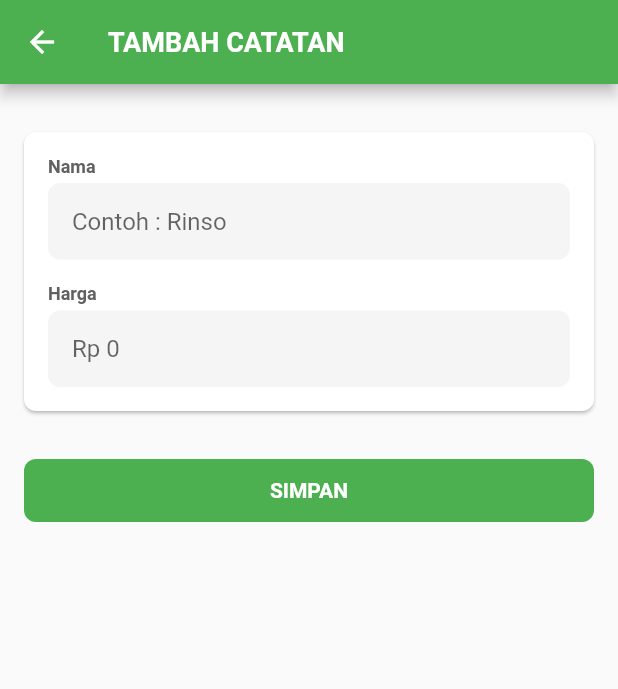
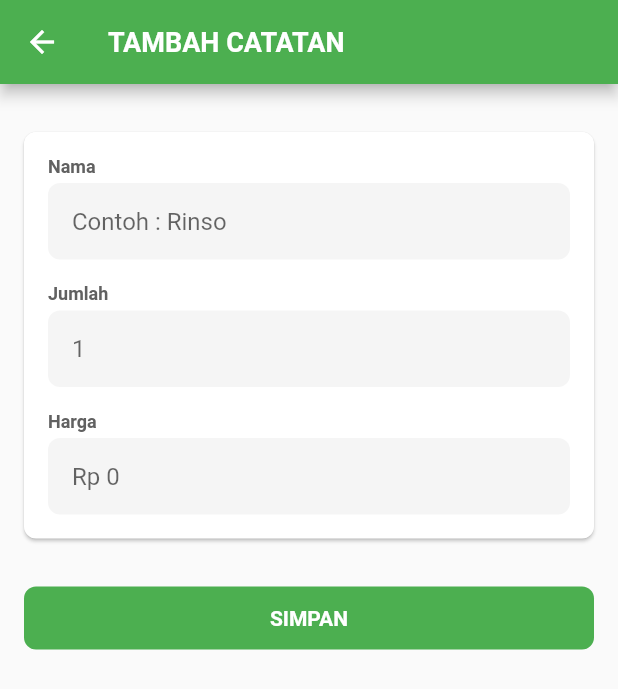
Before and after one commit to pristyan/ibu_negara, a Flutter app: the ShoppingPage screen opened by its route, on a phone screen of 412 x 824 dp. Shown: the top 689 px of the screen. Run offline on Flutter 3.47's test engine with Material 2 defaults, Android fonts, the light colour scheme and no system bars; our stand-ins replace flutter_money_formatter, fluttertoast, shared_preferences; accounts and stored records are empty; generated files the repository leaves out were written again.

Commit message:
add amount

```diff
--- a/lib/data/request/ShoppingRequest.dart
+++ b/lib/data/request/ShoppingRequest.dart
@@ -4,12 +4,14 @@ class ShoppingRequest {
   int id;
   String name;
   String price;
+  int amount;
   bool isChecked;
 
   ShoppingRequest({
     this.id,
     this.name,
     this.price,
+    this.amount,
     this.isChecked,
   });
 
@@ -19,6 +21,7 @@ class ShoppingRequest {
       name: data.name,
       price: data.price,
       isChecked: data.isChecked,
+      amount: data.amount ?? 1,
     );
   }
 }
--- a/lib/module/home/HomeState.dart
+++ b/lib/module/home/HomeState.dart
@@ -8,7 +8,7 @@ class HomeState extends BaseState {
   String get totalPrice {
     int total = 0;
     shoppingList.forEach((item) {
-      total += int.parse(item.price);
+      total += item.totalPrice;
     });
 
     return moneyFormatter(total.toDouble()).symbolOnLeft;
@@ -17,7 +17,7 @@ class HomeState extends BaseState {
   String get totalCheckedPrice {
     int total = 0;
     shoppingList.where((item) => item.isChecked).forEach((item) {
-      total += int.parse(item.price);
+      total += item.totalPrice;
     });
 
     return moneyFormatter(total.toDouble()).symbolOnLeft;
@@ -26,7 +26,7 @@ class HomeState extends BaseState {
   String get totalUncheckedPrice {
     int total = 0;
     shoppingList.where((item) => !item.isChecked).forEach((item) {
-      total += int.parse(item.price);
+      total += item.totalPrice;
     });
 
     return moneyFormatter(total.toDouble()).symbolOnLeft;
--- a/lib/module/shopping/ShoppingPage.dart
+++ b/lib/module/shopping/ShoppingPage.dart
@@ -68,6 +68,17 @@ class _ShoppingPageState extends BaseWidgetState<ShoppingPage, ShoppingNotifier>
                           capitalization: TextCapitalization.words,
                         ),
                         SizedBox(height: spacing_medium),
+                        Text("Jumlah", style: bold_label_text_style),
+                        SizedBox(height: spacing_small),
+                        FilledInputText(
+                          hint: "1",
+                          controller: notifier.state.amountController,
+                          textInputType: TextInputType.number,
+                          inputFormatter: [
+                            FilteringTextInputFormatter.digitsOnly,
+                          ],
+                        ),
+                        SizedBox(height: spacing_medium),
                         Text("Harga", style: bold_label_text_style),
                         SizedBox(height: spacing_small),
                         FilledInputText(
@@ -78,7 +89,7 @@ class _ShoppingPageState extends BaseWidgetState<ShoppingPage, ShoppingNotifier>
                             FilteringTextInputFormatter.digitsOnly,
                             CurrencyInputFormatter(),
                           ],
-                        )
+                        ),
                       ],
                     ),
                   ),
--- a/lib/module/shopping/ShoppingState.dart
+++ b/lib/module/shopping/ShoppingState.dart
@@ -4,7 +4,11 @@ import 'package:ibu_negara/widget/DefaultWidget.dart';
 
 class ShoppingState extends BaseState {
   TextEditingController nameController = TextEditingController();
+
   TextEditingController priceController = TextEditingController();
+
+  TextEditingController amountController = TextEditingController();
+
   ShoppingViewData data;
 
   ShoppingState({this.data});
```
Also changed, not shown: lib/data/entity/ShoppingEntity.dart (+14 -0 lines), lib/data/view/ShoppingViewData.dart (+20 -0 lines), lib/module/home/interactor/HomeInteractorImpl.dart (+1 -8 lines), lib/module/home/view/ShoppingListItem.dart (+8 -5 lines), lib/module/shopping/ShoppingNotifier.dart (+14 -18 lines).
